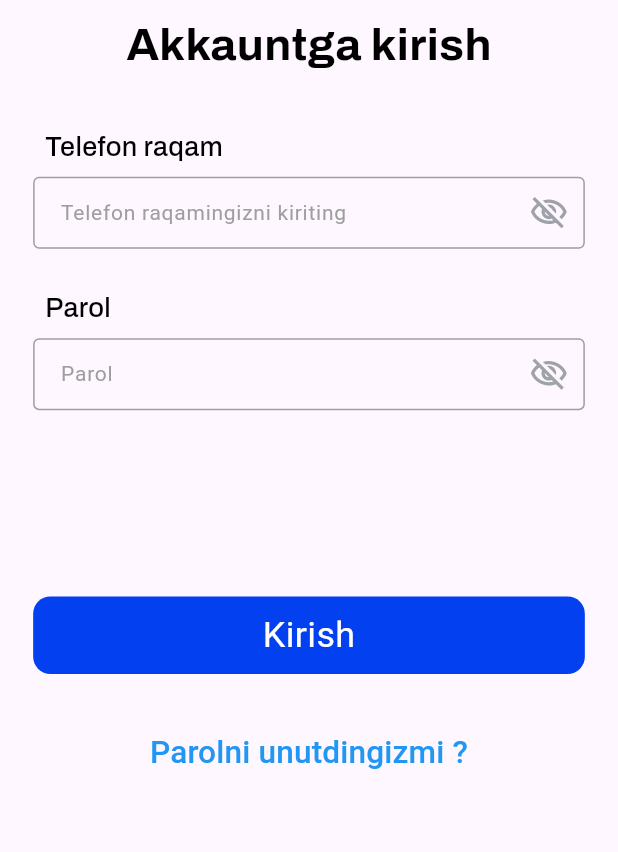
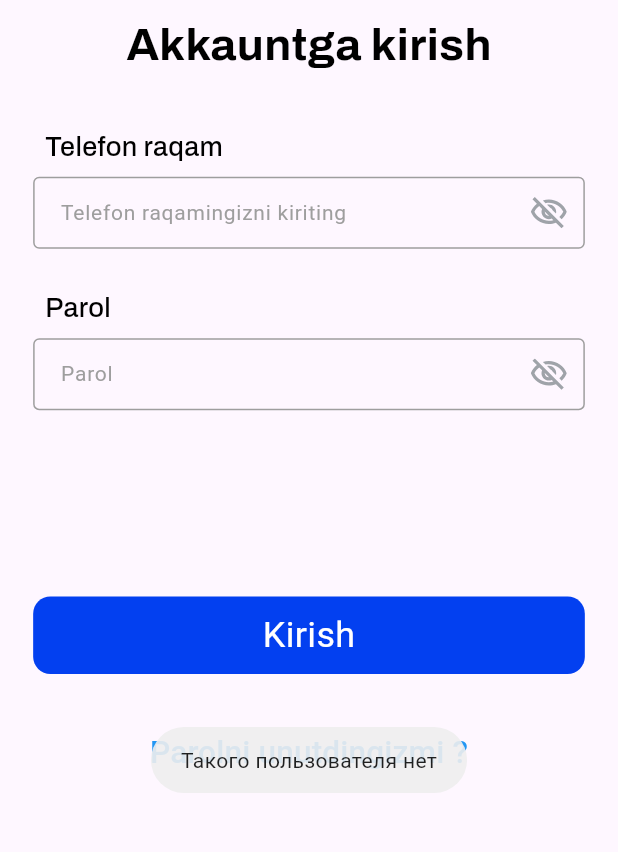
Before and after one commit to shceo/rivojedu, a Flutter app: the screen it shows after launch, after a tap on "Kirish", on a phone screen of 412 x 824 dp, the part 347-1199 px from its top. Run offline on Flutter 3.47's test engine with Material 3 defaults, Android fonts, the light colour scheme and no system bars; our stand-ins replace bloc, dio, equatable, flutter_bloc, flutter_svg, flutter_swiper_view and 5 more.

Commit message:
upd rating

```diff
--- a/lib/src/ui/pages/screens/auth/presentation/views/sing_in.dart
+++ b/lib/src/ui/pages/screens/auth/presentation/views/sing_in.dart
@@ -7,6 +7,7 @@ import 'package:edu/src/utils/constants/common_dimensions.dart';
 import 'package:edu/src/utils/size/size.dart';
 import 'package:flutter/material.dart';
 import 'package:flutter/services.dart';
+import 'package:fluttertoast/fluttertoast.dart';
 import 'package:google_fonts/google_fonts.dart';
 
 import '../widgets/formatters.dart';
@@ -125,9 +126,9 @@ class _SignInViewState extends State<SignInView> {
                         );
                       });
                     }
-                  // else {
-                  //   Fluttertoast.showToast(msg: 'Такого пользователя нет');
-                  // }
+                    else {
+                      Fluttertoast.showToast(msg: 'Такого пользователя нет');
+                  }
                 },
                 child: Container(
                   padding: EdgeInsets.symmetric(vertical: 10.h),
```
Lines whose indentation alone changed are shown as unchanged.
